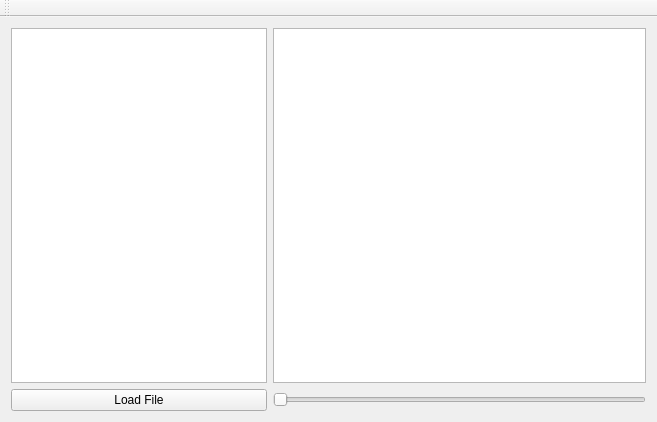
Above: vizRenderQt/mainwindow.ui from tmaxthomas/MemVis before the change. Below: the same form after it.
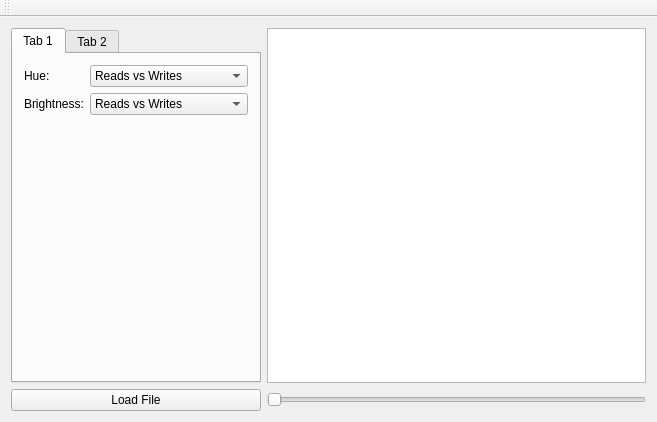
That is the form after the change.

```diff
--- a/vizRenderQt/mainwindow.ui
+++ b/vizRenderQt/mainwindow.ui
@@ -27,25 +27,6 @@
     </sizepolicy>
    </property>
    <layout class="QGridLayout" name="gridLayout_2">
-    <item row="0" column="0">
-     <widget class="QTableView" name="tableView">
-      <property name="enabled">
-       <bool>true</bool>
-      </property>
-      <property name="sizePolicy">
-       <sizepolicy hsizetype="Fixed" vsizetype="Expanding">
-        <horstretch>0</horstretch>
-        <verstretch>0</verstretch>
-       </sizepolicy>
-      </property>
-      <property name="maximumSize">
-       <size>
-        <width>16777215</width>
-        <height>16777215</height>
-       </size>
-      </property>
-     </widget>
-    </item>
     <item row="0" column="1">
      <widget class="QGraphicsView" name="graphicsView">
       <property name="sizePolicy">
@@ -76,6 +57,89 @@
       </property>
      </widget>
     </item>
+    <item row="0" column="0">
+     <widget class="QTabWidget" name="tabWidget">
+      <property name="sizePolicy">
+       <sizepolicy hsizetype="Fixed" vsizetype="Expanding">
+        <horstretch>0</horstretch>
+        <verstretch>0</verstretch>
+       </sizepolicy>
+      </property>
+      <property name="minimumSize">
+       <size>
+        <width>250</width>
+        <height>0</height>
+       </size>
+      </property>
+      <property name="currentIndex">
+       <number>0</number>
+      </property>
+      <widget class="QWidget" name="tab">
+       <attribute name="title">
+        <string>Tab 1</string>
+       </attribute>
+       <layout class="QFormLayout" name="formLayout">
+        <item row="0" column="0">
+         <widget class="QLabel" name="label">
+          <property name="text">
+           <string>Hue:</string>
+          </property>
+         </widget>
+        </item>
+        <item row="0" column="1">
+         <widget class="QComboBox" name="comboBox">
+          <item>
+           <property name="text">
+            <string>Reads vs Writes</string>
+           </property>
+          </item>
+          <item>
+           <property name="text">
+            <string>Hits vs Misses</string>
+           </property>
+          </item>
+          <item>
+           <property name="text">
+            <string>Accesses</string>
+           </property>
+          </item>
+         </widget>
+        </item>
+        <item row="1" column="0">
+         <widget class="QLabel" name="label_2">
+          <property name="text">
+           <string>Brightness:</string>
+          </property>
+         </widget>
+        </item>
+        <item row="1" column="1">
+         <widget class="QComboBox" name="comboBox_2">
+          <item>
+           <property name="text">
+            <string>Reads vs Writes</string>
+           </property>
+          </item>
+          <item>
+           <property name="text">
+            <string>Hits vs Misses</string>
+           </property>
+          </item>
+          <item>
+           <property name="text">
+            <string>Accesses</string>
+           </property>
+          </item>
+         </widget>
+        </item>
+       </layout>
+      </widget>
+      <widget class="QWidget" name="tab_2">
+       <attribute name="title">
+        <string>Tab 2</string>
+       </attribute>
+      </widget>
+     </widget>
+    </item>
    </layout>
   </widget>
   <widget class="QMenuBar" name="menuBar">
```
